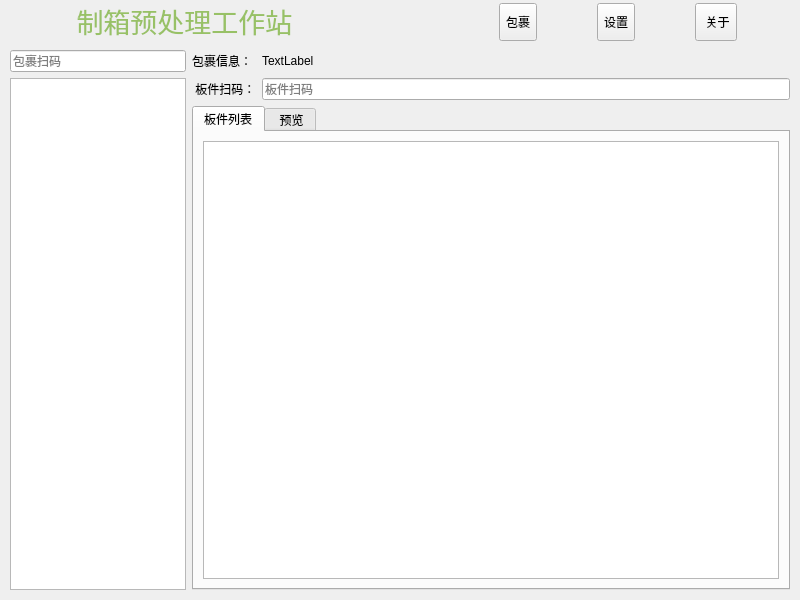
TomenMosaic/BPS, file ui/form/frmmain.ui: the form before one commit.
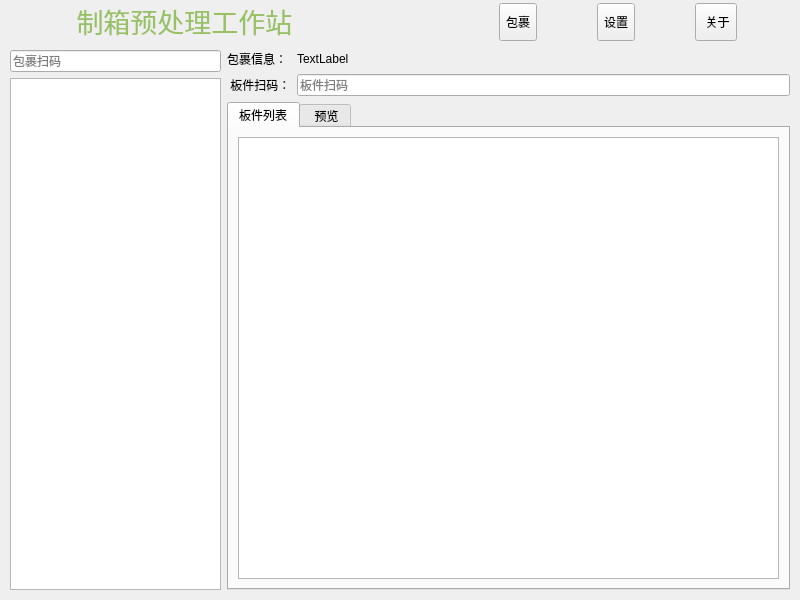
The form after the commit. Icons and pictures are not drawn.

Patch:
```diff
--- a/ui/form/frmmain.ui
+++ b/ui/form/frmmain.ui
@@ -247,10 +247,10 @@
       <number>0</number>
      </property>
      <widget class="QWidget" name="pack">
-      <layout class="QGridLayout" name="gridLayout_3">
-       <item row="0" column="0">
-        <layout class="QGridLayout" name="gridLayout_2" columnstretch="1,0,3">
-         <item row="0" column="0">
+      <layout class="QGridLayout" name="gridLayout" columnstretch="3,0,7">
+       <item row="0" column="0" rowspan="3">
+        <layout class="QVBoxLayout" name="verticalLayout_3">
+         <item>
           <widget class="QLineEdit" name="txtPackBarcode">
            <property name="text">
             <string/>
@@ -260,6 +260,30 @@
            </property>
           </widget>
          </item>
+         <item>
+          <widget class="QTableView" name="tvPackList">
+           <property name="sizePolicy">
+            <sizepolicy hsizetype="Expanding" vsizetype="Preferred">
+             <horstretch>0</horstretch>
+             <verstretch>1</verstretch>
+            </sizepolicy>
+           </property>
+           <property name="editTriggers">
+            <set>QAbstractItemView::NoEditTriggers</set>
+           </property>
+           <property name="selectionMode">
+            <enum>QAbstractItemView::SingleSelection</enum>
+           </property>
+           <property name="selectionBehavior">
+            <enum>QAbstractItemView::SelectRows</enum>
+           </property>
+           <property name="gridStyle">
+            <enum>Qt::SolidLine</enum>
+           </property>
+          </widget>
+         </item>
+        </layout>
+       </item>
          <item row="0" column="1">
           <widget class="QLabel" name="label_3">
            <property name="text">
@@ -277,19 +301,6 @@
            </property>
           </widget>
          </item>
-         <item row="1" column="0" rowspan="2">
-          <widget class="QTableView" name="tvPackList">
-           <property name="sizePolicy">
-            <sizepolicy hsizetype="Expanding" vsizetype="Preferred">
-             <horstretch>0</horstretch>
-             <verstretch>1</verstretch>
-            </sizepolicy>
-           </property>
-           <property name="editTriggers">
-            <set>QAbstractItemView::NoEditTriggers</set>
-           </property>
-          </widget>
-         </item>
          <item row="1" column="1">
           <widget class="QLabel" name="label_2">
            <property name="text">
@@ -365,8 +376,6 @@
             </layout>
            </widget>
           </widget>
-         </item>
-        </layout>
        </item>
       </layout>
      </widget>
```
Lines whose indentation alone changed are shown as unchanged.
